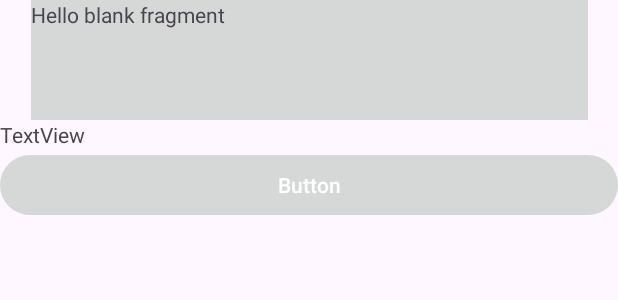
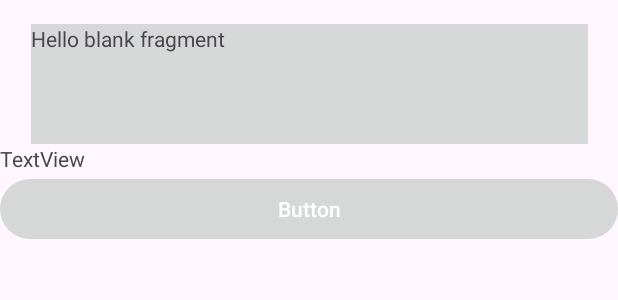
Before and after one commit to RobertoMedinaP/Individual14M4, an Android app: the layout fragment_fragmento2.xml on its own in the app's theme, with its tools: preview values and no code run, on a phone screen of 412 x 824 dp. Shown: the top 300 px of the screen. Run offline under Robolectric (Android 15) with nearby library versions, the phone set to English and light mode, and no system bars.

Commit message:
todo funciona

```diff
--- a/app/build.gradle
+++ b/app/build.gradle
@@ -11,7 +11,7 @@ plugins {
 }
 
 android {
-    namespace 'com.example.individual14m4'
+
     compileSdk 33
 
     buildFeatures {
@@ -19,6 +19,7 @@ android {
     }
 
     defaultConfig {
+        namespace 'com.example.individual14m4'
         applicationId "com.example.individual14m4"
         minSdk 29
         targetSdk 33
@@ -48,7 +49,7 @@ dependencies {
     testImplementation 'junit:junit:4.13.2'
     androidTestImplementation 'androidx.test.ext:junit:1.1.5'
     androidTestImplementation 'androidx.test.espresso:espresso-core:3.5.1'
-    def fragment_version = "1.5.7"
+    def fragment_version = "1.5.5"
 
     // Java language implementation
     implementation "androidx.fragment:fragment:$fragment_version"
--- a/app/src/main/java/com/example/individual14m4/Fragmento2.java
+++ b/app/src/main/java/com/example/individual14m4/Fragmento2.java
@@ -1,6 +1,7 @@
 package com.example.individual14m4;
 
-import android.app.Fragment;
+import androidx.fragment.app.Fragment;
+
 import android.os.Bundle;
 import android.view.LayoutInflater;
 import android.view.View;
@@ -47,7 +48,7 @@ public class Fragmento2 extends Fragment {
     public void onCreate(Bundle savedInstanceState) {
         super.onCreate(savedInstanceState);
         if (getArguments() != null) {
-            nombre1 = getArguments().getString("clave1");
+            nombre1 = getArguments().getString("Clave1");
             nombre2 = getArguments().getString("clave2");
         }
     }
--- a/app/src/main/java/com/example/individual14m4/MainActivity.java
+++ b/app/src/main/java/com/example/individual14m4/MainActivity.java
@@ -6,6 +6,8 @@ import androidx.fragment.app.FragmentTransaction;
 
 import android.os.Bundle;
 import android.view.View;
+import com.example.individual14m4.Pregunta;
+import com.example.individual14m4.Fragmento2;
 
 import com.example.individual14m4.databinding.ActivityMainBinding;
 
--- a/app/src/main/res/layout/activity_main.xml
+++ b/app/src/main/res/layout/activity_main.xml
@@ -35,6 +35,7 @@
         app:layout_constraintEnd_toEndOf="parent"
         app:layout_constraintStart_toStartOf="parent" />
 
+
     <Button
         android:id="@+id/open"
         android:layout_width="wrap_content"
--- a/app/src/main/res/layout/fragment_fragmento2.xml
+++ b/app/src/main/res/layout/fragment_fragmento2.xml
@@ -11,6 +11,7 @@
         android:id="@+id/tv1"
         android:layout_width="371dp"
         android:layout_height="80dp"
+        android:layout_marginTop="16dp"
         android:background="?attr/colorButtonNormal"
         android:text="@string/hello_blank_fragment"
         app:layout_constraintEnd_toEndOf="parent"
```
